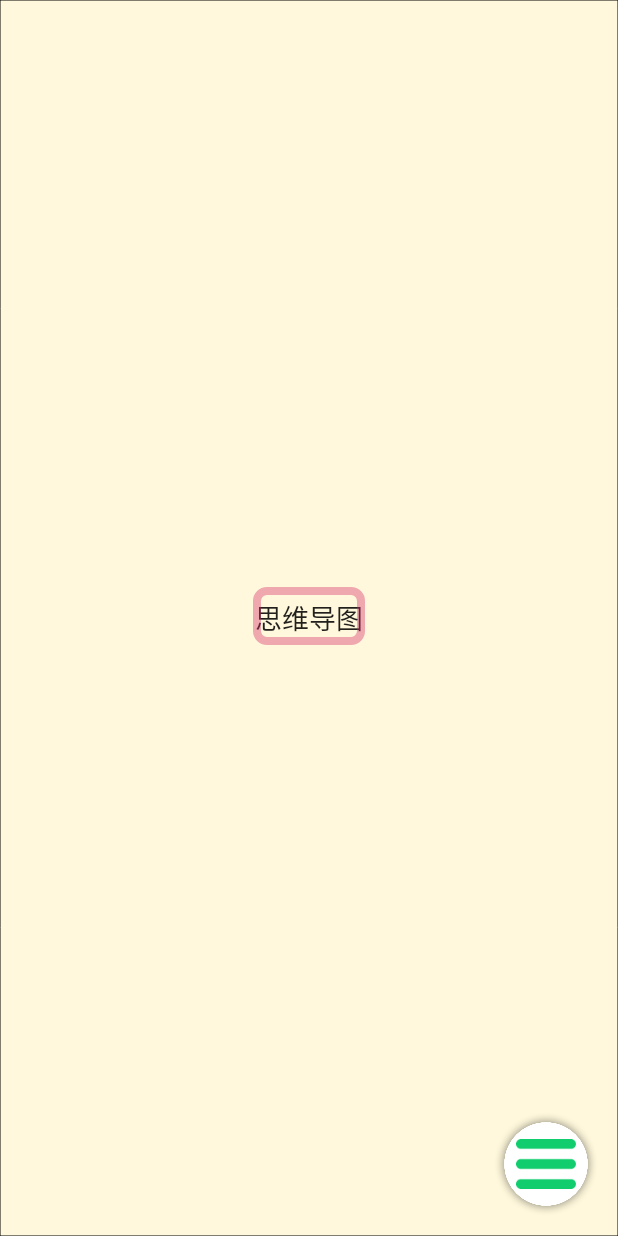
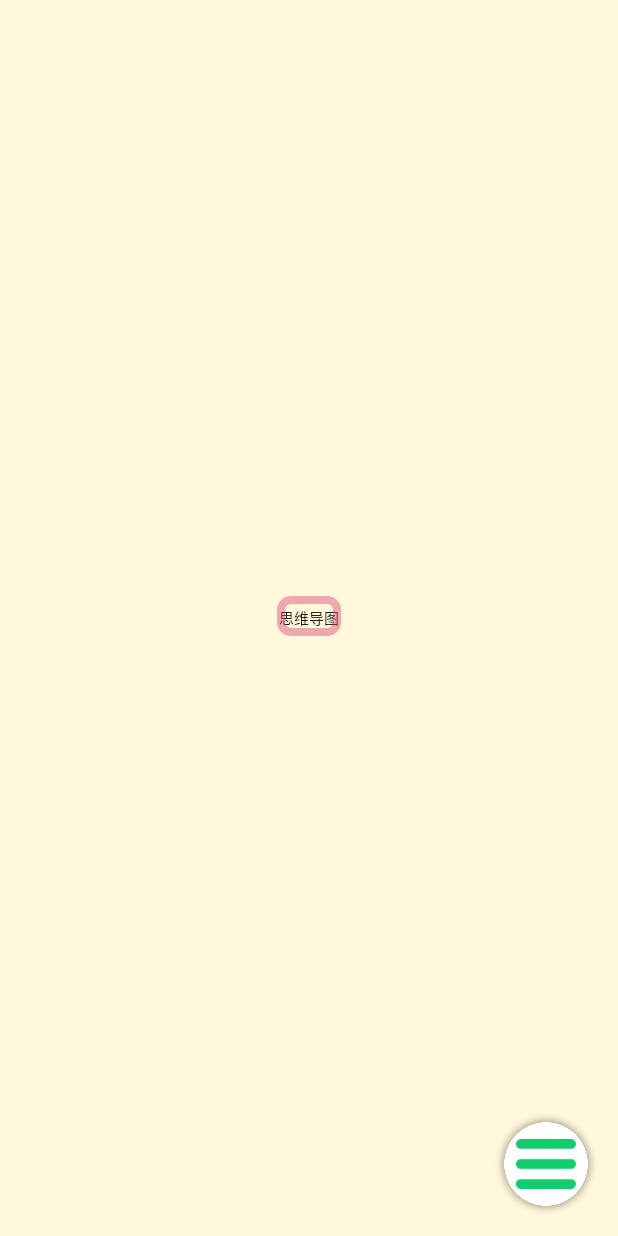
Before and after one commit to Nickeilf/Dr.Mind, an Android app: the screen it shows after launch (MindActivity), in the side drawer, after a tap on "新建", on a phone screen of 412 x 824 dp. Run offline under Robolectric (Android 15) with nearby library versions, the phone set to English and light mode, and no system bars.

Commit message:
缩放部分修改

```diff
--- a/DrMind/app/src/main/AndroidManifest.xml
+++ b/DrMind/app/src/main/AndroidManifest.xml
@@ -18,10 +18,6 @@
 
                 <category android:name="android.intent.category.LAUNCHER" />
             </intent-filter>
-        </activity>
-        <activity
-            android:name="cn.edu.nju.drmind.activity.ColorPickerActivity"
-            android:label="@string/app_name" >
         </activity>
         <activity android:name="cn.edu.nju.drmind.swipemenulistview.SimpleActivity" >
         </activity>
--- a/DrMind/app/src/main/java/cn/edu/nju/drmind/activity/MindActivity.java
+++ b/DrMind/app/src/main/java/cn/edu/nju/drmind/activity/MindActivity.java
@@ -6,7 +6,6 @@ import android.content.Context;
 import android.content.DialogInterface;
 import android.content.Intent;
 import android.content.pm.ActivityInfo;
-import android.net.Uri;
 import android.os.Bundle;
 import android.os.IBinder;
 import android.support.design.widget.NavigationView;
@@ -20,8 +19,6 @@ import android.widget.EditText;
 import android.widget.ImageView;
 import android.widget.LinearLayout.LayoutParams;
 import android.widget.Toast;
-
-import com.google.android.gms.appindexing.Action;
 
 import cn.edu.cn.R;
 import cn.edu.nju.drmind.FAB.FloatingActionButton;
@@ -351,23 +348,5 @@ public class MindActivity extends Activity {
         }
     }
 
-    @Override
-    public void onStop() {
-        super.onStop();
 
-        // ATTENTION: This was auto-generated to implement the App Indexing API.
-        // See https://g.co/AppIndexing/AndroidStudio for more information.
-        Action viewAction = Action.newAction(
-                Action.TYPE_VIEW, // TODO: choose an action type.
-                "Mind Page", // TODO: Define a title for the content shown.
-                // TODO: If you have web page content that matches this app activity's content,
-                // make sure this auto-generated web page URL is correct.
-                // Otherwise, set the URL to null.
-                Uri.parse("http://host/path"),
-                // TODO: Make sure this auto-generated app URL is correct.
-                Uri.parse("android-app://cn.edu.nju.drmind.activity/http/host/path")
-        );
-//		AppIndex.AppIndexApi.end(client, viewAction);
-//		client.disconnect();
-    }
 }
--- a/DrMind/app/src/main/java/cn/edu/nju/drmind/view/DEditTextView.java
+++ b/DrMind/app/src/main/java/cn/edu/nju/drmind/view/DEditTextView.java
@@ -99,6 +99,7 @@ public class DEditTextView extends EditText {
 		down = false;
 		drawable=true;
 		visible=true;
+		this.setTextSize(10);
 	}
 
 	public void setNode(Node node) {
--- a/DrMind/app/src/main/java/cn/edu/nju/drmind/view/DViewGroup.java
+++ b/DrMind/app/src/main/java/cn/edu/nju/drmind/view/DViewGroup.java
@@ -962,6 +962,9 @@ public class DViewGroup extends ViewGroup {
 			float scaleX = this.getScaleX();
 			float scaleY = this.getScaleY();
 
+			System.out.println("scale X:"+scaleX);
+			System.out.println("scale Y:"+scaleY);
+
 			if (gapLenght > 0) {
 				scaleX += oneScale;
 				scaleY += oneScale;
@@ -970,24 +973,10 @@ public class DViewGroup extends ViewGroup {
 				scaleY -= oneScale;
 			}
 
-			// int sum=this.getChildCount();
-			// View thisView;
-			// for(int i=0;i<sum;i++){
-			// thisView=this.getChildAt(i);
-			//
-			// float scaleX = thisView.getScaleX();
-			// float scaleY = thisView.getScaleY();
-			// if (gapLenght > 0) {
-			// scaleX += oneScale;
-			// scaleY += oneScale;
-			// } else {
-			// scaleX -= oneScale;
-			// scaleY -= oneScale;
-			// }
-			//
-			// thisView.setScaleX(scaleX);
-			// thisView.setScaleY(scaleY);
-			// }
+			if(scaleX<1 || scaleY<1){
+				scaleX=1;
+				scaleY=1;
+			}
 
 			this.setScaleX(scaleX);
 			this.setScaleY(scaleY);
@@ -999,10 +988,6 @@ public class DViewGroup extends ViewGroup {
 
 	public void adjustScreen() {
 		LinearLayout.LayoutParams lay = (LinearLayout.LayoutParams) this.getLayoutParams();
-		// lay.height += screenHeight;
-		// lay.width += screenWidth;
-		// this.setLayoutParams(lay);
-
 		int left = 0;
 		int right = 0;
 		int top = 0;
@@ -1053,16 +1038,6 @@ public class DViewGroup extends ViewGroup {
 	@Override
 	protected void onDraw(Canvas canvas) {
 		super.onDraw(canvas);
-		// canvas.setDrawFilter(new PaintFlagsDrawFilter(0,
-		// Paint.ANTI_ALIAS_FLAG | Paint.FILTER_BITMAP_FLAG));
-		// //
-		// canvas.drawBitmap(cachebBitmap, 0,0,null);
-		for (int i = 0; i < this.getWidth() / screenWidth; i++) {
-			canvas.drawLine(screenWidth * i, 0, screenWidth * i, this.getHeight(), paint);
-		}
-		for (int i = 0; i < this.getHeight() / screenHeight; i++) {
-			canvas.drawLine(0, screenHeight * i, this.getWidth(), screenHeight * i, paint);
-		}
 
 		for (int i = 0; i < editTexts.size(); i++) {
 			DEditTextView view = editTexts.get(i);
--- a/DrMind/app/src/main/res/layout/main.xml
+++ b/DrMind/app/src/main/res/layout/main.xml
@@ -20,16 +20,4 @@
         app:menu="@menu/menu_drawer_left" />
 
 
-<RelativeLayout
-    android:id="@+id/right"
-    android:layout_width="260dp"
-    android:layout_height="match_parent"
-    android:layout_gravity="end">
-    <TextView
-        android:id="@+id/right_textview"
-        android:layout_width="match_parent"
-        android:layout_height="match_parent"
-        android:text="@string/website" />
-</RelativeLayout>
-
 </android.support.v4.widget.DrawerLayout>
--- a/DrMind/app/src/main/res/values/strings.xml
+++ b/DrMind/app/src/main/res/values/strings.xml
@@ -8,13 +8,10 @@
     <string name="save">保存</string>
     <string name="xinjian">新建</string>
     <string name="clock">提醒</string>
-    <string name="name">name</string>
+    <string name="name">Dr.Mind</string>
     <string name="drawer_open">Menu opened</string>
     <string name="drawer_close">Menu closed</string>
-    <string name="useless">useless</string>
     <string name="left">Left</string>
     <string name="right">Right</string>
-    <string name="LiuXing">LiuXing</string>
-    <string name="website">http://p.nju.edu.cn</string>
 
 </resources>
```
Also changed, not shown: DrMind/app/src/main/java/cn/edu/nju/drmind/activity/ColorPickerActivity.java (deleted, +0 -50 lines), DrMind/app/src/main/res/layout/colorpicker.xml (deleted, +0 -26 lines), DrMind/app/src/main/res/layout/header.xml (+1 -7 lines).
